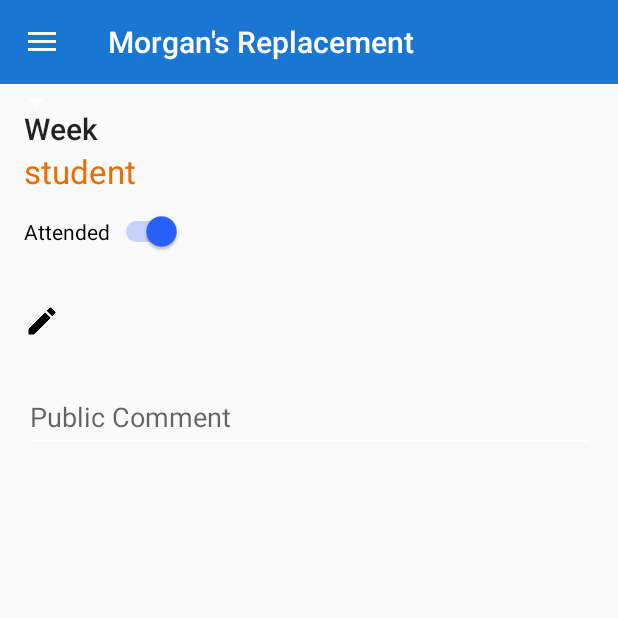
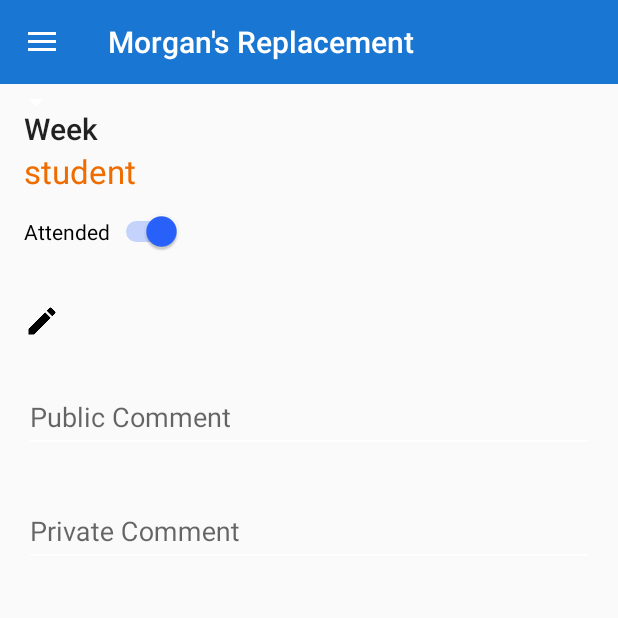
Before and after one commit to amisrs/tutor, an Android app: the fragment StudentWeekDetailsFragment placed in its activity, on a phone screen of 412 x 824 dp, the top half of it. Run offline under Robolectric (Android 15) with nearby library versions, the light colour scheme and no system bars; pictures from the network do not load; 19 statements that could not run were skipped.

Commit message:
private comment

```diff
--- a/app/src/main/res/layout/fragment_student_week_details.xml
+++ b/app/src/main/res/layout/fragment_student_week_details.xml
@@ -68,6 +68,24 @@
             android:inputType="none"/>
     </android.support.design.widget.TextInputLayout>
 
+    <android.support.design.widget.TextInputLayout
+        android:id="@+id/til_priv"
+        android:layout_below="@id/til_pub"
+        android:paddingTop="20dp"
+        android:layout_width="match_parent"
+        android:layout_height="wrap_content">
+
+        <android.support.design.widget.TextInputEditText
+            android:id="@+id/et_priv"
+            android:layout_width="match_parent"
+            android:layout_height="wrap_content"
+            android:editable="false"
+            android:hint="@string/privateComment"
+            android:scrollHorizontally="false"
+            android:inputType="none"/>
+    </android.support.design.widget.TextInputLayout>
+
+
     <ImageButton
         android:id="@+id/emailBtn"
         android:layout_below="@+id/cb_attended"
--- a/app/src/main/res/menu/menu_drawer.xml
+++ b/app/src/main/res/menu/menu_drawer.xml
@@ -33,5 +33,11 @@
             android:icon="@android:drawable/btn_star_big_on"
             android:title="@string/assessment"/>
     </group>
+    <group android:id="@+id/menuGrp6">
+        <item
+            android:id="@+id/nd_graph"
+            android:icon="@android:drawable/ic_btn_speak_now"
+            android:title="@string/grade"/>
+    </group>
 
 </menu>
--- a/app/src/main/res/values/dimens.xml
+++ b/app/src/main/res/values/dimens.xml
@@ -15,5 +15,4 @@
     <dimen name="pressTranslationZ">12dp</dimen>
 
 
-
 </resources>
--- a/app/src/main/res/values/strings.xml
+++ b/app/src/main/res/values/strings.xml
@@ -52,6 +52,7 @@
     <string name="assessment">Assessments</string>
 
     <string name="publicComment">Public Comment</string>
+    <string name="privateComment">Private Comment</string>
 
 
     <string name="S1">Semester 1</string>
@@ -80,6 +81,7 @@
 
     <string name="attended">Attended</string>
     <string name="notAttended">Not Attended</string>
+    <string name="graph">Grades</string>
 
 
     <!-- TODO: Remove or change this placeholder text -->
```
Also changed, not shown: app/src/main/AndroidManifest.xml (+6 -3 lines), app/src/main/java/com/amisrs/gavin/tutorhelp/db/TutorialQueries.java (+31 -0 lines), app/src/main/java/com/amisrs/gavin/tutorhelp/view/GraphActivity.java (added, +111 -0 lines), app/src/main/java/com/amisrs/gavin/tutorhelp/view/NavDrawer/DrawerActivity.java (+8 -1 lines), app/src/main/java/com/amisrs/gavin/tutorhelp/view/StudentWeekDetailsFragment.java (+7 -1 lines), app/src/main/res/layout/activity_graph.xml (added, +19 -0 lines).
